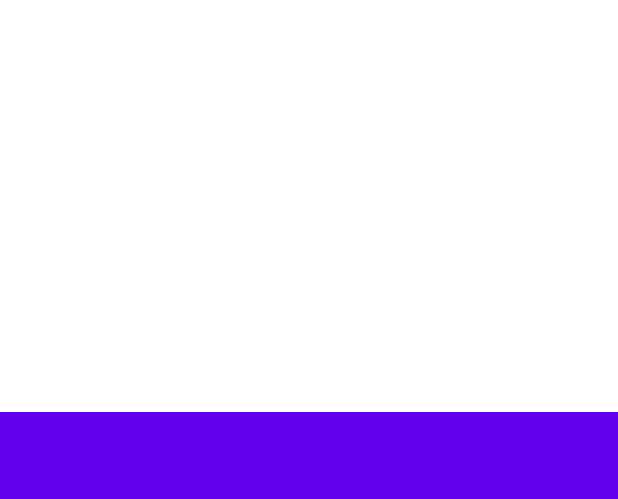
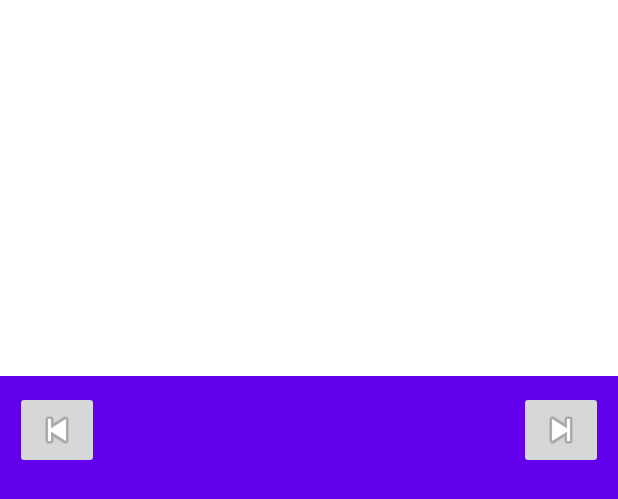
Before and after one commit to temirm/androidNewsApp, an Android app: the layout activity_main.xml on its own in the app's theme, with its tools: preview values and no code run, on a phone screen of 412 x 824 dp. Shown: the top 499 px of the screen. Run offline under Robolectric (Android 15) with nearby library versions, the phone set to English and light mode, and no system bars.

Commit message:
Add back button functionality

```diff
--- a/app/src/main/res/layout/activity_main.xml
+++ b/app/src/main/res/layout/activity_main.xml
@@ -3,6 +3,7 @@
     xmlns:tools="http://schemas.android.com/tools"
     android:layout_width="match_parent"
     android:layout_height="match_parent"
+    xmlns:app="http://schemas.android.com/apk/res-auto"
     android:orientation="vertical"
     tools:context=".MainActivity">
 
@@ -12,6 +13,31 @@
         android:layout_height="0dp"
         android:layout_weight="1" />
 
+    <androidx.constraintlayout.widget.ConstraintLayout
+        android:layout_width="match_parent"
+        android:layout_height="wrap_content"
+        android:background="?attr/colorPrimary"
+        android:padding="10dp">
+
+        <ImageButton
+            android:id="@+id/button_prev"
+            android:layout_width="wrap_content"
+            android:layout_height="wrap_content"
+            android:contentDescription="@string/previous_news_button_alt_text"
+            android:src="@android:drawable/ic_media_previous"
+            app:layout_constraintStart_toStartOf="parent"
+            app:layout_constraintTop_toTopOf="parent" />
+
+        <ImageButton
+            android:id="@+id/button_next"
+            android:layout_width="wrap_content"
+            android:layout_height="wrap_content"
+            android:contentDescription="@string/next_news_button_alt_text"
+            android:src="@android:drawable/ic_media_next"
+            app:layout_constraintEnd_toEndOf="parent"
+            app:layout_constraintTop_toTopOf="parent" />
+    </androidx.constraintlayout.widget.ConstraintLayout>
+
     <FrameLayout
         android:id="@+id/fragment_news_details"
         android:layout_width="match_parent"
--- a/app/src/main/res/values/strings.xml
+++ b/app/src/main/res/values/strings.xml
@@ -1,3 +1,5 @@
 <resources>
     <string name="app_name">NewsApp</string>
+    <string name="previous_news_button_alt_text">Previous news button</string>
+    <string name="next_news_button_alt_text">Next news button</string>
 </resources>
--- a/app/src/main/res/values/styles.xml
+++ b/app/src/main/res/values/styles.xml
@@ -8,19 +8,19 @@
 
     <style name="NewsDetailsTitle">
         <item name="android:padding">8dp</item>
-        <item name="android:textSize">20sp</item>
+        <item name="android:textSize">30sp</item>
         <item name="android:textColor">?attr/colorPrimary</item>
     </style>
 
     <style name="NewsDetailsAuthor">
         <item name="android:paddingStart">20dp</item>
-        <item name="android:textSize">12sp</item>
+        <item name="android:textSize">14sp</item>
         <item name="android:textColor">?attr/colorSecondaryVariant</item>
     </style>
 
     <style name="NewsDetailsText">
         <item name="android:padding">10dp</item>
-        <item name="android:textSize">14sp</item>
+        <item name="android:textSize">16sp</item>
         <item name="android:textColor">?attr/colorOnSecondary</item>
     </style>
 </resources>
```
Also changed, not shown: app/src/main/java/com/example/newsapp/MainActivity.kt (+24 -6 lines).
